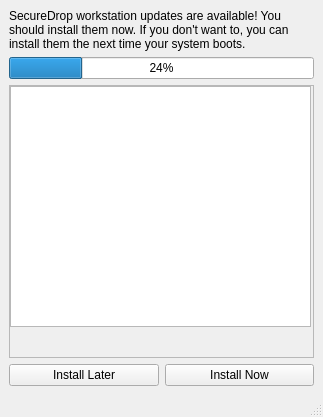
Old version of the form journalist_gui/mainwindow.ui in the repository freedomofpress/securedrop.
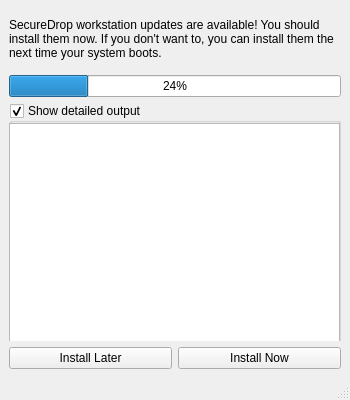
New version of the form.

Commit message: Journalist GUI: Make update output text box collapsible

Patch:
```diff
--- a/journalist_gui/mainwindow.ui
+++ b/journalist_gui/mainwindow.ui
@@ -6,32 +6,27 @@
    <rect>
     <x>0</x>
     <y>0</y>
-    <width>323</width>
-    <height>417</height>
+    <width>350</width>
+    <height>400</height>
    </rect>
   </property>
+  <property name="sizePolicy">
+   <sizepolicy hsizetype="MinimumExpanding" vsizetype="Minimum">
+    <horstretch>0</horstretch>
+    <verstretch>0</verstretch>
+   </sizepolicy>
+  </property>
+  <property name="maximumSize">
+   <size>
+    <width>350</width>
+    <height>500</height>
+   </size>
+  </property>
   <property name="windowTitle">
    <string>MainWindow</string>
   </property>
   <widget class="QWidget" name="centralwidget">
    <layout class="QGridLayout" name="gridLayout">
-    <item row="0" column="0" colspan="2">
-     <widget class="QLabel" name="label">
-      <property name="text">
-       <string>SecureDrop workstation updates are available! You should install them now. If you don't want to, you can install them the next time your system boots. </string>
-      </property>
-      <property name="wordWrap">
-       <bool>true</bool>
-      </property>
-     </widget>
-    </item>
-    <item row="3" column="1">
-     <widget class="QPushButton" name="pushButton_2">
-      <property name="text">
-       <string>Install Now</string>
-      </property>
-     </widget>
-    </item>
     <item row="1" column="0" colspan="2">
      <widget class="QProgressBar" name="progressBar">
       <property name="value">
@@ -39,43 +34,62 @@
       </property>
      </widget>
     </item>
-    <item row="2" column="0" colspan="2">
-     <widget class="QScrollArea" name="scrollArea">
-      <property name="widgetResizable">
+    <item row="8" column="1">
+     <widget class="QPushButton" name="pushButton_2">
+      <property name="text">
+       <string>Install Now</string>
+      </property>
+     </widget>
+    </item>
+    <item row="8" column="0">
+     <widget class="QPushButton" name="pushButton">
+      <property name="text">
+       <string>Install Later</string>
+      </property>
+     </widget>
+    </item>
+    <item row="0" column="0" colspan="2">
+     <widget class="QLabel" name="label">
+      <property name="text">
+       <string>SecureDrop workstation updates are available! You should install them now. If you don't want to, you can install them the next time your system boots. </string>
+      </property>
+      <property name="wordWrap">
        <bool>true</bool>
       </property>
-      <widget class="QWidget" name="scrollAreaWidgetContents">
+     </widget>
+    </item>
+    <item row="2" column="0" rowspan="4" colspan="2">
+     <widget class="QGroupBox" name="groupBox">
+      <property name="sizePolicy">
+       <sizepolicy hsizetype="MinimumExpanding" vsizetype="Minimum">
+        <horstretch>0</horstretch>
+        <verstretch>0</verstretch>
+       </sizepolicy>
+      </property>
+      <property name="title">
+       <string>Show detailed output</string>
+      </property>
+      <property name="flat">
+       <bool>false</bool>
+      </property>
+      <property name="checkable">
+       <bool>true</bool>
+      </property>
+      <property name="checked">
+       <bool>true</bool>
+      </property>
+      <widget class="QPlainTextEdit" name="plainTextEdit">
        <property name="geometry">
         <rect>
          <x>0</x>
-         <y>0</y>
-         <width>297</width>
-         <height>210</height>
+         <y>20</y>
+         <width>331</width>
+         <height>221</height>
         </rect>
        </property>
-       <widget class="QPlainTextEdit" name="plainTextEdit">
-        <property name="geometry">
-         <rect>
-          <x>0</x>
-          <y>0</y>
-          <width>301</width>
-          <height>241</height>
-         </rect>
-        </property>
-        <property name="plainText">
-         <string></string>
-        </property>
-       </widget>
       </widget>
      </widget>
     </item>
-    <item row="3" column="0">
-     <widget class="QPushButton" name="pushButton">
-      <property name="text">
-       <string>Install Later</string>
-      </property>
-     </widget>
-    </item>
    </layout>
   </widget>
   <widget class="QMenuBar" name="menubar">
```
Left out of the diff: 2 changed lines with no effect on the pictures. The commit also changes 2 other files.
